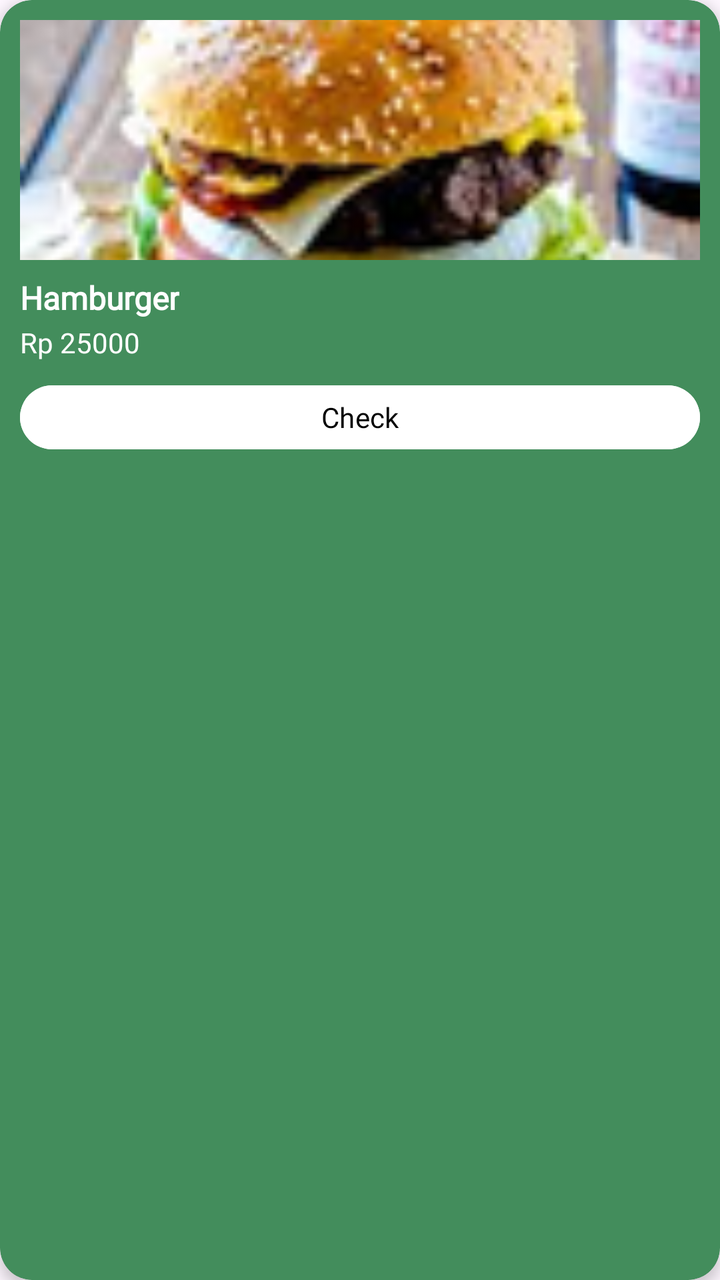
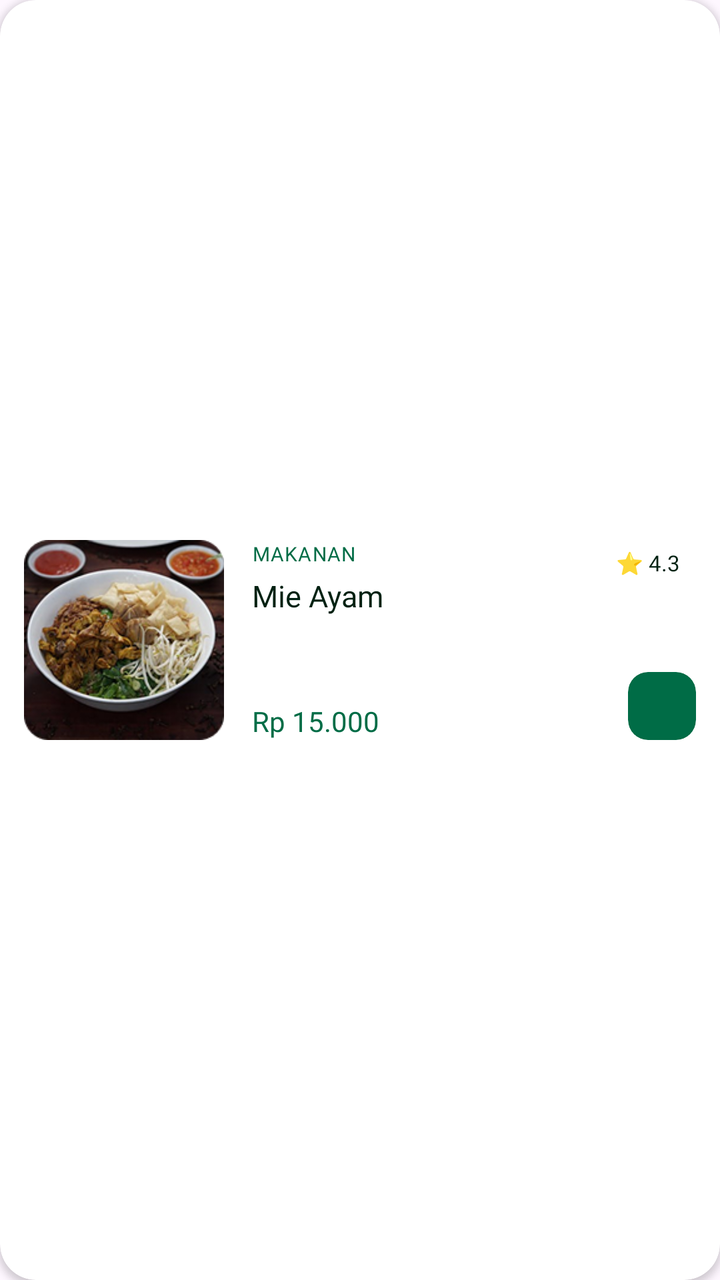

Two renders of the same Android screen: before a commit and after it. Below are the layout's source before the change and the commit's diff.
<!-- AndroidManifest.xml: application theme Theme.Campeat -->
<!-- res/layout/item_food.xml -->
<?xml version="1.0" encoding="utf-8"?>
<androidx.cardview.widget.CardView xmlns:android="http://schemas.android.com/apk/res/android"
    xmlns:app="http://schemas.android.com/apk/res-auto"
    android:layout_width="match_parent"
    android:layout_height="wrap_content"
    android:layout_margin="4dp"
    app:cardCornerRadius="16dp"
    app:cardElevation="4dp"
    app:cardBackgroundColor="#438D5C">

    <LinearLayout
        android:layout_width="match_parent"
        android:layout_height="wrap_content"
        android:orientation="vertical"
        android:padding="10dp">

        <ImageView
            android:id="@+id/imgFood"
            android:layout_width="match_parent"
            android:layout_height="120dp"
            android:scaleType="centerCrop"
            android:src="@drawable/example_food" />

        <TextView
            android:id="@+id/txtName"
            android:layout_width="wrap_content"
            android:layout_height="wrap_content"
            android:layout_marginTop="8dp"
            android:text="Hamburger"
            android:fontFamily="@font/poppins_semibold"
            android:textColor="@android:color/white"
            android:textSize="16sp"
            android:textStyle="bold" />

        <TextView
            android:id="@+id/txtPrice"
            android:layout_width="wrap_content"
            android:layout_height="wrap_content"
            android:layout_marginTop="2dp"
            android:text="Rp 25000"
            android:fontFamily="@font/poppins_regular"
            android:textColor="@android:color/white"
            android:textSize="14sp" />

        <Button
            android:id="@+id/btnCheck"
            android:layout_width="match_parent"
            android:layout_height="40dp"
            android:layout_marginTop="8dp"
            android:text="Check"
            android:fontFamily="@font/poppins_medium"
            android:textColor="@android:color/black"
            android:backgroundTint="@android:color/white" />

    </LinearLayout>

</androidx.cardview.widget.CardView>
<!-- resources referenced by this layout -->
<resources>
  <!-- drawable example_food: png bitmap (drawable, 38609 bytes) -->
  <style name="Theme.Campeat" parent="Base.Theme.Campeat" />
  <style name="Base.Theme.Campeat" parent="Theme.Material3.DayNight.NoActionBar">
          
          <item name="android:statusBarColor">@android:color/white</item>
  
          
          <item name="android:windowLightStatusBar">true</item>
      </style>
</resources>

<!-- the commit's change to res/layout/item_food.xml (unified diff, before → after) -->
@@ -1,57 +1,121 @@
 <?xml version="1.0" encoding="utf-8"?>
-<androidx.cardview.widget.CardView xmlns:android="http://schemas.android.com/apk/res/android"
+<com.google.android.material.card.MaterialCardView
+    xmlns:android="http://schemas.android.com/apk/res/android"
     xmlns:app="http://schemas.android.com/apk/res-auto"
     android:layout_width="match_parent"
-    android:layout_height="wrap_content"
-    android:layout_margin="4dp"
-    app:cardCornerRadius="16dp"
-    app:cardElevation="4dp"
-    app:cardBackgroundColor="#438D5C">
+    android:layout_height="130dp"
+    android:layout_marginBottom="10dp"
+    android:clickable="true"
+    android:focusable="true"
+    android:foreground="?attr/selectableItemBackground"
+    app:cardBackgroundColor="#FFFFFF"
+    app:cardCornerRadius="18dp"
+    app:cardElevation="2dp"
+    app:strokeWidth="0dp">
 
-    <LinearLayout
+    <androidx.constraintlayout.widget.ConstraintLayout
         android:layout_width="match_parent"
-        android:layout_height="wrap_content"
-        android:orientation="vertical"
-        android:padding="10dp">
+        android:layout_height="match_parent"
+        android:padding="12dp">
 
-        <ImageView
-            android:id="@+id/imgFood"
-            android:layout_width="match_parent"
-            android:layout_height="120dp"
+        
+        <com.google.android.material.imageview.ShapeableImageView
+            android:id="@+id/img_food"
+            android:layout_width="100dp"
+            android:layout_height="100dp"
             android:scaleType="centerCrop"
-            android:src="@drawable/example_food" />
+            android:src="@drawable/img_placeholder"
+            app:shapeAppearanceOverlay="@style/RoundedImage"
+            app:layout_constraintTop_toTopOf="parent"
+            app:layout_constraintBottom_toBottomOf="parent"
+            app:layout_constraintStart_toStartOf="parent" />
 
+        
         <TextView
-            android:id="@+id/txtName"
+            android:id="@+id/tv_food_category"
+            android:layout_width="0dp"
+            android:layout_height="wrap_content"
+            android:text="Makanan"
+            android:fontFamily="@font/inter_semibold"
+            android:textSize="10sp"
+            android:textColor="#006C46"
+            android:letterSpacing="0.04"
+            android:textAllCaps="true"
+            android:layout_marginStart="14dp"
+            app:layout_constraintTop_toTopOf="@id/img_food"
+            app:layout_constraintStart_toEndOf="@id/img_food"
+            app:layout_constraintEnd_toStartOf="@id/tv_rating" />
+
+        
+        <TextView
+            android:id="@+id/tv_food_name"
+            android:layout_width="0dp"
+            android:layout_height="wrap_content"
+            android:text="Mie Ayam"
+            android:fontFamily="@font/inter_bold"
+            android:textSize="15sp"
+            android:textColor="#002112"
+            android:maxLines="2"
+            android:ellipsize="end"
+            android:layout_marginStart="14dp"
+            android:layout_marginTop="4dp"
+            app:layout_constraintTop_toBottomOf="@id/tv_food_category"
+            app:layout_constraintStart_toEndOf="@id/img_food"
+            app:layout_constraintEnd_toStartOf="@id/tv_rating" />
+
+        
+        <TextView
+            android:id="@+id/tv_food_price"
             android:layout_width="wrap_content"
             android:layout_height="wrap_content"
-            android:layout_marginTop="8dp"
-            android:text="Hamburger"
-            android:fontFamily="@font/poppins_semibold"
-            android:textColor="@android:color/white"
-            android:textSize="16sp"
-            android:textStyle="bold" />
+            android:text="Rp 15.000"
+            android:fontFamily="@font/inter_bold"
+            android:textSize="14sp"
+            android:textColor="#006C46"
+            android:layout_marginStart="14dp"
+            app:layout_constraintStart_toEndOf="@id/img_food"
+            app:layout_constraintBottom_toBottomOf="@id/img_food" />
 
+        
         <TextView
-            android:id="@+id/txtPrice"
+            android:id="@+id/tv_rating"
             android:layout_width="wrap_content"
             android:layout_height="wrap_content"
-            android:layout_marginTop="2dp"
-            android:text="Rp 25000"
-            android:fontFamily="@font/poppins_regular"
-            android:textColor="@android:color/white"
-            android:textSize="14sp" />
+            android:text="⭐ 4.3"
+            android:fontFamily="@font/inter_semibold"
+            android:textSize="11sp"
+            android:textColor="#002112"
+            android:background="@drawable/bg_rating"
+            android:paddingStart="8dp"
+            android:paddingEnd="8dp"
+            android:paddingTop="4dp"
+            android:paddingBottom="4dp"
+            app:layout_constraintTop_toTopOf="@id/img_food"
+            app:layout_constraintEnd_toEndOf="parent" />
 
-        <Button
-            android:id="@+id/btnCheck"
-            android:layout_width="match_parent"
-            android:layout_height="40dp"
-            android:layout_marginTop="8dp"
-            android:text="Check"
-            android:fontFamily="@font/poppins_medium"
-            android:textColor="@android:color/black"
-            android:backgroundTint="@android:color/white" />
+        
+        <androidx.cardview.widget.CardView
+            android:layout_width="34dp"
+            android:layout_height="34dp"
+            app:cardCornerRadius="10dp"
+            app:cardElevation="0dp"
+            app:cardBackgroundColor="#006C46"
+            app:layout_constraintBottom_toBottomOf="@id/img_food"
+            app:layout_constraintEnd_toEndOf="parent">
 
-    </LinearLayout>
+            <ImageView
+                android:id="@+id/btn_add_to_cart"
+                android:layout_width="match_parent"
+                android:layout_height="match_parent"
+                android:src="@drawable/ic_add"
+                android:padding="8dp"
+                app:tint="#FFFFFF"
+                android:clickable="true"
+                android:focusable="true"
+                android:foreground="?attr/selectableItemBackgroundBorderless" />
 
-</androidx.cardview.widget.CardView>
+        </androidx.cardview.widget.CardView>
+
+    </androidx.constraintlayout.widget.ConstraintLayout>
+
+</com.google.android.material.card.MaterialCardView>
<!-- resource entries referenced after the edit -->
@@ -1,6 +1,16 @@
 <!-- resources referenced by this layout -->
 <resources>
-  <!-- drawable example_food: png bitmap (drawable, 38609 bytes) -->
+  <!-- drawable bg_rating (drawable) -->
+  <?xml version="1.0" encoding="utf-8"?>
+  <selector xmlns:android="http://schemas.android.com/apk/res/android">
+  
+  </selector>
+  <!-- drawable ic_add (drawable) -->
+  <?xml version="1.0" encoding="utf-8"?>
+  <selector xmlns:android="http://schemas.android.com/apk/res/android">
+  
+  </selector>
+  <!-- drawable img_placeholder: png bitmap (drawable, 60441 bytes) -->
   <style name="Theme.Campeat" parent="Base.Theme.Campeat" />
   <style name="Base.Theme.Campeat" parent="Theme.Material3.DayNight.NoActionBar">
           
